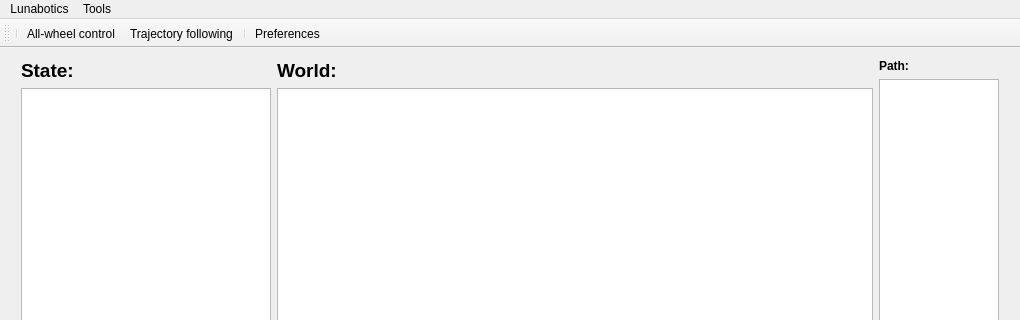
Old version of the form mainwindow.ui in the repository PhiTheta/Lunabotics_Qt; both pictures show x 0 to 1020 and y 0 to 320 of the 1020 by 704 pixel window.
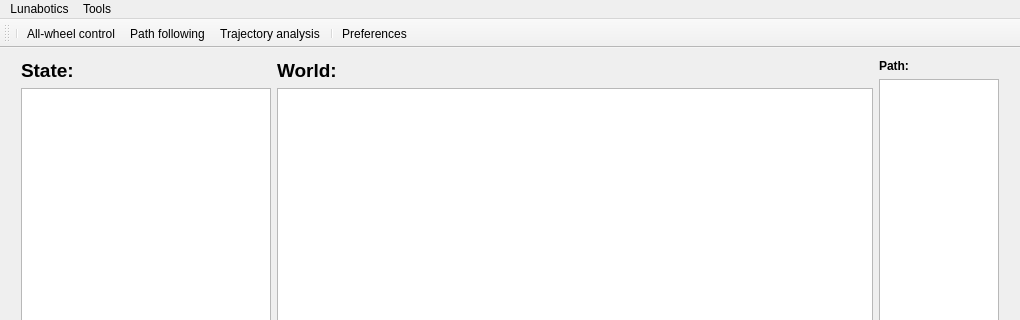
New version of the form. Icons and pictures are not drawn.

Commit message: trajectory analysis panel

What changed in the file:
```diff
--- a/mainwindow.ui
+++ b/mainwindow.ui
@@ -1427,6 +1427,7 @@
    <addaction name="separator"/>
    <addaction name="actionAll_wheel_control"/>
    <addaction name="actionTrajectory_following"/>
+   <addaction name="actionTrajectory_analysis"/>
    <addaction name="separator"/>
    <addaction name="actionPreferences"/>
   </widget>
@@ -1462,14 +1463,7 @@
     <string>All-wheel control</string>
    </property>
    <property name="font">
-    <font>
-     <weight>50</weight>
-     <italic>false</italic>
-     <bold>false</bold>
-     <underline>false</underline>
-     <strikeout>false</strikeout>
-     <kerning>true</kerning>
-    </font>
+    <font/>
    </property>
   </action>
   <action name="actionTrajectory_following">
@@ -1478,7 +1472,16 @@
      <normaloff>:/images/path.png</normaloff>:/images/path.png</iconset>
    </property>
    <property name="text">
-    <string>Trajectory following</string>
+    <string>Path following</string>
+   </property>
+  </action>
+  <action name="actionTrajectory_analysis">
+   <property name="icon">
+    <iconset resource="LunaGUIResources.qrc">
+     <normaloff>:/images/directions.png</normaloff>:/images/directions.png</iconset>
+   </property>
+   <property name="text">
+    <string>Trajectory analysis</string>
    </property>
   </action>
  </widget>
```
Left out of the diff: 1 changed line with no effect on the pictures. The commit also changes 15 other files.
